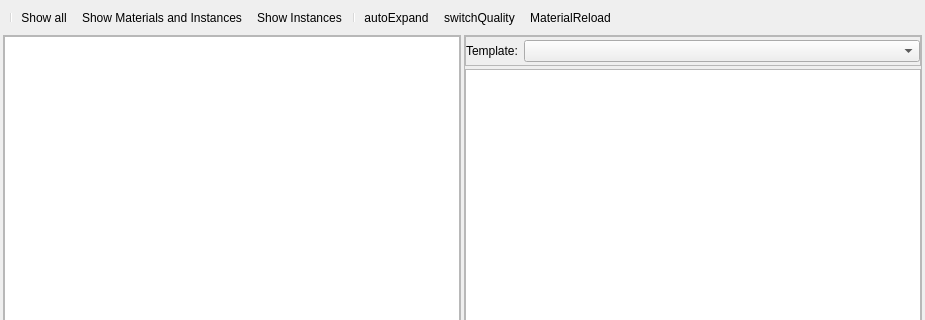
xaoctech/dava.engine, file Tools/ResourceEditor/DataQt/materialeditor.ui: the form before one commit; both pictures show x 0 to 925 and y 0 to 320 of the 925 by 638 pixel window.
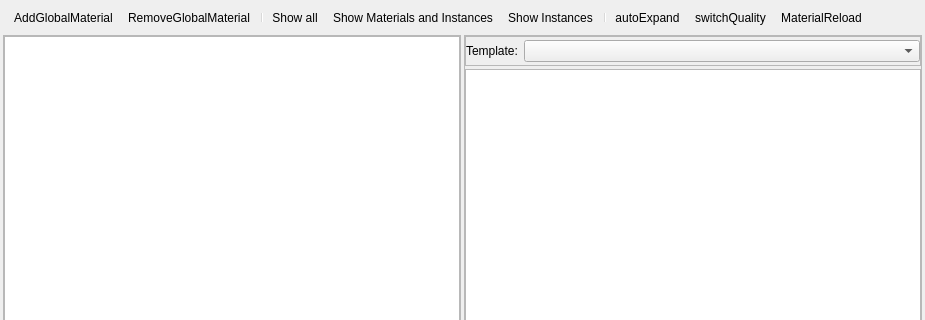
The form after the commit. Icons and pictures are not drawn. Custom widgets are drawn as their Qt base class.

```diff
--- a/Tools/ResourceEditor/DataQt/materialeditor.ui
+++ b/Tools/ResourceEditor/DataQt/materialeditor.ui
@@ -32,6 +32,8 @@
        <height>16</height>
       </size>
      </property>
+     <addaction name="actionAddGlobalMaterial"/>
+     <addaction name="actionRemoveGlobalMaterial"/>
      <addaction name="separator"/>
      <addaction name="actionShowAll"/>
      <addaction name="actionMaterialsInstances"/>
@@ -176,6 +178,24 @@
     <string>MaterialReload</string>
    </property>
   </action>
+  <action name="actionAddGlobalMaterial">
+   <property name="icon">
+    <iconset resource="QtIcons.qrc">
+     <normaloff>:/QtIcons/add_blue.png</normaloff>:/QtIcons/add_blue.png</iconset>
+   </property>
+   <property name="text">
+    <string>AddGlobalMaterial</string>
+   </property>
+  </action>
+  <action name="actionRemoveGlobalMaterial">
+   <property name="icon">
+    <iconset resource="QtIcons.qrc">
+     <normaloff>:/QtIcons/remove.png</normaloff>:/QtIcons/remove.png</iconset>
+   </property>
+   <property name="text">
+    <string>RemoveGlobalMaterial</string>
+   </property>
+  </action>
   <actiongroup name="filterType">
    <action name="actionShowAll">
     <property name="checkable">
```
Left out of the diff: 6 changed lines with no effect on the pictures.
